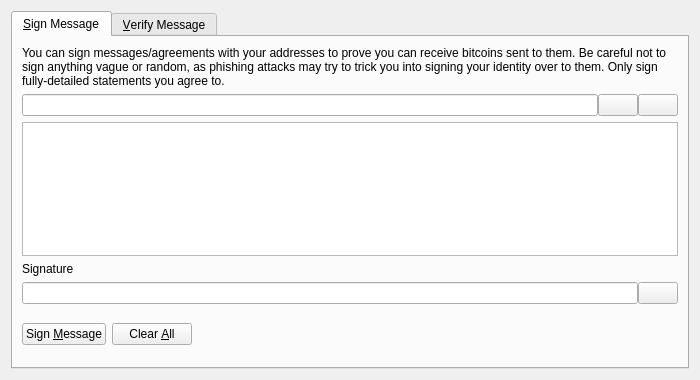
The window that src/qt/forms/signverifymessagedialog.ui (dankcoin/dankcoin) describes before a commit, drawn with Qt 5.
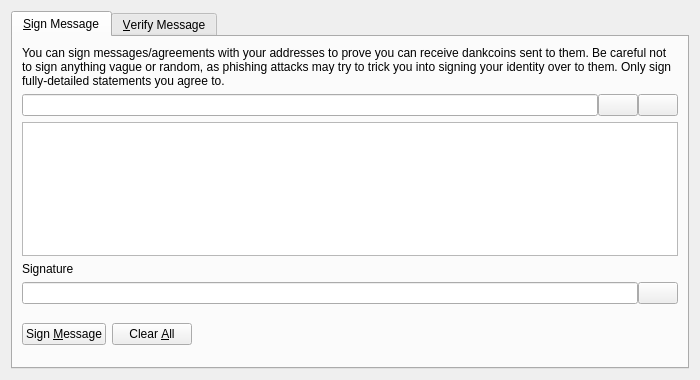
The same window after the commit. Icons and pictures are not drawn. Custom widgets are drawn as their Qt base class.

Patch:
```diff
--- a/src/qt/forms/signverifymessagedialog.ui
+++ b/src/qt/forms/signverifymessagedialog.ui
@@ -30,7 +30,7 @@
        <item>
         <widget class="QLabel" name="infoLabel_SM">
          <property name="text">
-          <string>You can sign messages/agreements with your addresses to prove you can receive bitcoins sent to them. Be careful not to sign anything vague or random, as phishing attacks may try to trick you into signing your identity over to them. Only sign fully-detailed statements you agree to.</string>
+          <string>You can sign messages/agreements with your addresses to prove you can receive dankcoins sent to them. Be careful not to sign anything vague or random, as phishing attacks may try to trick you into signing your identity over to them. Only sign fully-detailed statements you agree to.</string>
          </property>
          <property name="textFormat">
           <enum>Qt::PlainText</enum>
```
Left out of the diff: 26 changed lines with no effect on the pictures.
